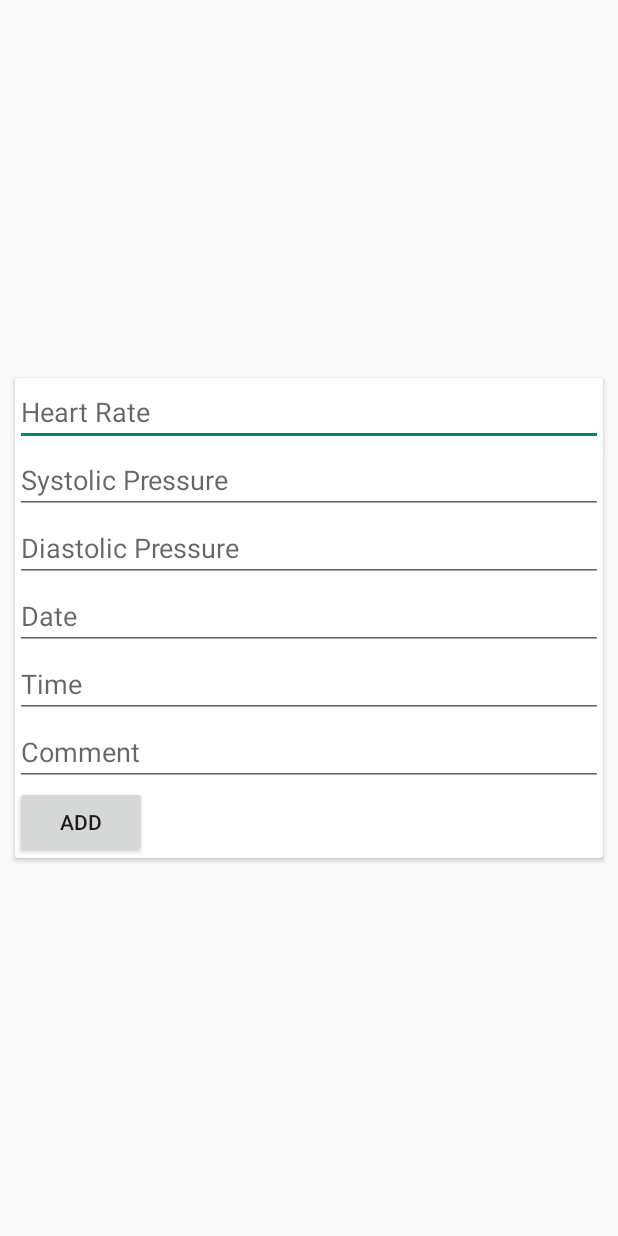
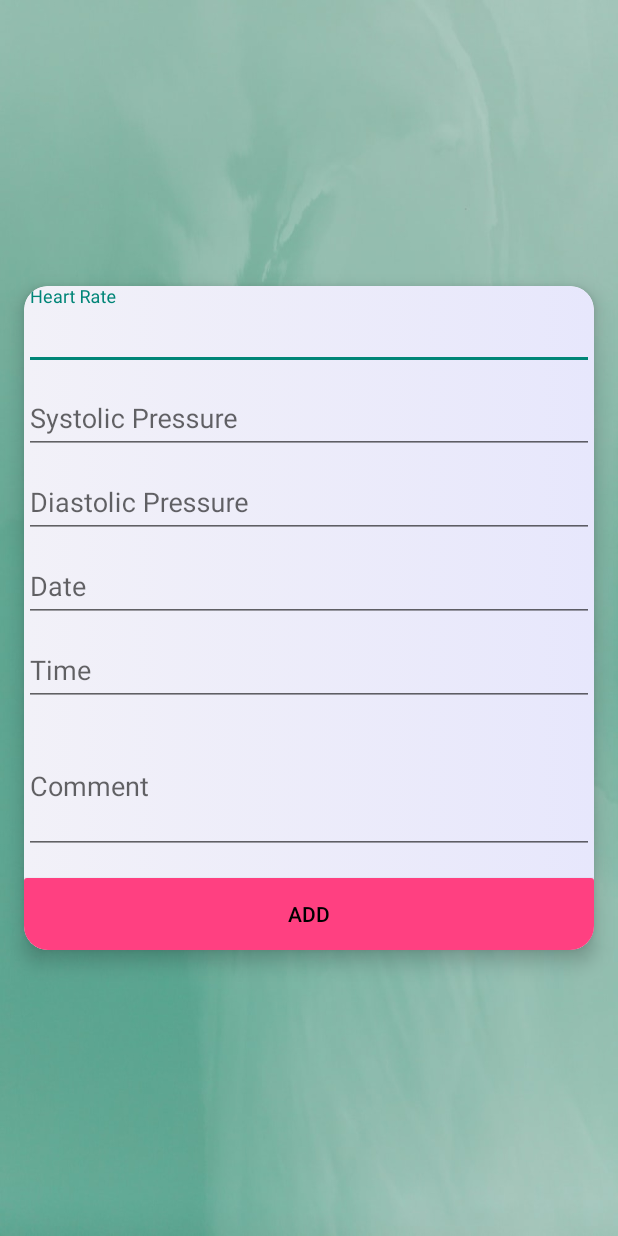
Before and after one commit to Raha111/Rhythm-Guard, an Android app: the AddActivity screen opened directly, with no data from a screen before it, on a phone screen of 412 x 824 dp. Run offline under Robolectric (Android 15) with nearby library versions, the phone set to English and light mode, and no system bars; our stand-ins replace Firebase (no records; nobody signed in at launch, a user with empty details on screens opened directly).

Commit message:
add done

```diff
--- /dev/null
+++ b/app/src/main/res/drawable/purple_bg.xml
@@ -0,0 +1,15 @@
+<?xml version="1.0" encoding="utf-8"?>
+<selector xmlns:android="http://schemas.android.com/apk/res/android">
+    <item
+        android:state_pressed="true">
+        <shape
+            android:shape="rectangle">
+            <corners
+                android:radius="15dp">
+            </corners>
+            <gradient
+                android:startColor="#615EE8"
+                android:endColor="#7F6CEF"/>
+        </shape>
+    </item>
+</selector>
--- /dev/null
+++ b/app/src/main/res/drawable/rounded_button_background.xml
@@ -0,0 +1,4 @@
+<shape xmlns:android="http://schemas.android.com/apk/res/android">
+    <solid android:color="#FF4081" /> <!-- Set your desired background color -->
+    <corners android:radius="2dp" /> <!-- Set the corner radius as per your preference -->
+</shape>
--- /dev/null
+++ b/app/src/main/res/drawable/silver_bg.xml
@@ -0,0 +1,14 @@
+<?xml version="1.0" encoding="utf-8"?>
+<selector xmlns:android="http://schemas.android.com/apk/res/android">
+    <item>
+        <shape
+            android:shape="rectangle">
+            <corners
+                android:radius="15dp">
+            </corners>
+            <gradient
+                android:startColor="#F2F1F8"
+                android:endColor="#E7E7FC"/>
+        </shape>
+    </item>
+</selector>
--- a/app/src/main/res/layout/activity_add.xml
+++ b/app/src/main/res/layout/activity_add.xml
@@ -4,84 +4,127 @@
     xmlns:tools="http://schemas.android.com/tools"
     android:layout_width="match_parent"
     android:layout_height="match_parent"
+    android:background="@drawable/h_background"
+    app:cardBackgroundColor="@color/white"
     tools:context=".AddActivity">
 
     <androidx.cardview.widget.CardView
         android:layout_width="match_parent"
         android:layout_height="wrap_content"
-        android:layout_marginStart="10dp"
-        android:layout_marginTop="10dp"
-        android:layout_marginEnd="10dp"
-        android:layout_marginBottom="10dp"
+        android:layout_marginStart="16dp"
+        android:layout_marginTop="16dp"
+        android:layout_marginEnd="16dp"
+        android:layout_marginBottom="16dp"
+        app:cardCornerRadius="16dp"
+        app:cardElevation="8dp"
+        app:cardBackgroundColor="#EFEFEF"
+        android:foreground="@drawable/purple_bg"
         app:layout_constraintBottom_toBottomOf="parent"
         app:layout_constraintEnd_toEndOf="parent"
         app:layout_constraintStart_toStartOf="parent"
         app:layout_constraintTop_toTopOf="parent">
+
         <LinearLayout
             android:layout_width="match_parent"
-            android:layout_height="match_parent"
-            android:orientation="vertical">
+            android:layout_height="wrap_content"
+            android:orientation="vertical"
+            android:background="@drawable/silver_bg">
 
-            <EditText
+            <com.google.android.material.textfield.TextInputLayout
+                android:id="@+id/heartRateInputLayout"
+                android:layout_width="match_parent"
+                android:layout_height="wrap_content"
+                android:hint="Heart Rate">
+
+                <com.google.android.material.textfield.TextInputEditText
                     android:id="@+id/editTextTextPersonName"
                     android:layout_width="match_parent"
                     android:layout_height="wrap_content"
-                android:ems="10"
-                android:hint="Heart Rate"
-                android:inputType="textPersonName"
-                />
+                    android:inputType="number" />
 
+            </com.google.android.material.textfield.TextInputLayout>
 
-            <EditText
+            <com.google.android.material.textfield.TextInputLayout
+                android:id="@+id/systolicInputLayout"
+                android:layout_width="match_parent"
+                android:layout_height="wrap_content"
+                android:hint="Systolic Pressure">
+
+                <com.google.android.material.textfield.TextInputEditText
                     android:id="@+id/editTextTextPersonName2"
                     android:layout_width="match_parent"
                     android:layout_height="wrap_content"
-                android:ems="10"
-                android:inputType="textPersonName"
-                android:hint="Systolic Pressure"
-                />
-            <EditText
+                    android:inputType="number" />
+
+            </com.google.android.material.textfield.TextInputLayout>
+
+            <com.google.android.material.textfield.TextInputLayout
+                android:id="@+id/diastolicInputLayout"
+                android:layout_width="match_parent"
+                android:layout_height="wrap_content"
+                android:hint="Diastolic Pressure">
+
+                <com.google.android.material.textfield.TextInputEditText
                     android:id="@+id/editTextTextPersonName3"
                     android:layout_width="match_parent"
                     android:layout_height="wrap_content"
-                android:ems="10"
-                android:inputType="textPersonName"
-                android:hint="Diastolic Pressure"
-                />
+                    android:inputType="number" />
 
-            <EditText
+            </com.google.android.material.textfield.TextInputLayout>
+
+            <com.google.android.material.textfield.TextInputLayout
+                android:id="@+id/dateInputLayout"
+                android:layout_width="match_parent"
+                android:layout_height="wrap_content"
+                android:hint="Date">
+
+                <com.google.android.material.textfield.TextInputEditText
                     android:id="@+id/date"
                     android:layout_width="match_parent"
                     android:layout_height="wrap_content"
-                android:ems="10"
-                android:inputType="textPersonName"
-                android:hint="Date"
-                />
+                    android:inputType="date" />
 
-            <EditText
+            </com.google.android.material.textfield.TextInputLayout>
+
+            <com.google.android.material.textfield.TextInputLayout
+                android:id="@+id/timeInputLayout"
+                android:layout_width="match_parent"
+                android:layout_height="wrap_content"
+                android:hint="Time">
+
+                <com.google.android.material.textfield.TextInputEditText
                     android:id="@+id/time"
                     android:layout_width="match_parent"
                     android:layout_height="wrap_content"
-                android:ems="10"
-                android:inputType="textPersonName"
-                android:hint="Time"
-                />
+                    android:inputType="time" />
 
+            </com.google.android.material.textfield.TextInputLayout>
 
-            <EditText
+            <com.google.android.material.textfield.TextInputLayout
+                android:id="@+id/commentInputLayout"
+                android:layout_width="match_parent"
+                android:layout_height="wrap_content"
+                android:hint="Comment">
+
+                <com.google.android.material.textfield.TextInputEditText
                     android:id="@+id/editTextTextMultiLine"
                     android:layout_width="match_parent"
                     android:layout_height="wrap_content"
-                android:ems="10"
-                android:gravity="start|top"
-                android:hint="Comment"
-                android:inputType="textMultiLine" />
+                    android:inputType="textMultiLine"
+                    android:minLines="3"
+                    android:maxLines="5" />
+
+            </com.google.android.material.textfield.TextInputLayout>
 
             <Button
                 android:id="@+id/button"
-                android:layout_width="wrap_content"
+                android:layout_width="match_parent"
                 android:layout_height="wrap_content"
-                android:text="ADD" />
+                android:layout_marginTop="16dp"
+                android:background="@drawable/rounded_button_background"
+                android:text="ADD"
+                android:textColor="#000000" />
+
         </LinearLayout>
     </androidx.cardview.widget.CardView>
 </androidx.constraintlayout.widget.ConstraintLayout>
--- /dev/null
+++ b/app/src/main/res/values/arrays.xml
@@ -0,0 +1,29 @@
+<resources>
+    <string-array name="heart_rate_options">
+        <item>Option 1</item>
+        <item>Option 2</item>
+        <item>Option 3</item>
+        <!-- Add more options if needed -->
+    </string-array>
+
+    <string-array name="pressure_options">
+        <item>Option 1</item>
+        <item>Option 2</item>
+        <item>Option 3</item>
+        <!-- Add more options if needed -->
+    </string-array>
+
+    <string-array name="date_options">
+        <item>Option 1</item>
+        <item>Option 2</item>
+        <item>Option 3</item>
+        <!-- Add more options if needed -->
+    </string-array>
+
+    <string-array name="time_options">
+        <item>Option 1</item>
+        <item>Option 2</item>
+        <item>Option 3</item>
+        <!-- Add more options if needed -->
+    </string-array>
+</resources>
```
Lines whose indentation alone changed are shown as unchanged.
